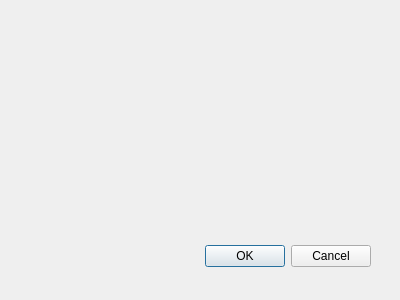
Old version of the form eesa/deleteform.ui in the repository MSaLeHNYM/eesa-tut.
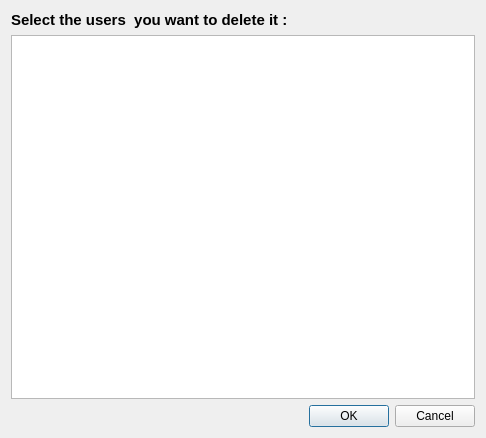
New version of the form.

What changed in the file:
```diff
--- a/eesa/deleteform.ui
+++ b/eesa/deleteform.ui
@@ -6,29 +6,74 @@
    <rect>
     <x>0</x>
     <y>0</y>
-    <width>400</width>
-    <height>300</height>
+    <width>486</width>
+    <height>438</height>
    </rect>
   </property>
   <property name="windowTitle">
    <string>Dialog</string>
   </property>
-  <widget class="QDialogButtonBox" name="buttonBox">
-   <property name="geometry">
-    <rect>
-     <x>30</x>
-     <y>240</y>
-     <width>341</width>
-     <height>32</height>
-    </rect>
-   </property>
-   <property name="orientation">
-    <enum>Qt::Horizontal</enum>
-   </property>
-   <property name="standardButtons">
-    <set>QDialogButtonBox::Cancel|QDialogButtonBox::Ok</set>
-   </property>
-  </widget>
+  <layout class="QVBoxLayout" name="verticalLayout_2">
+   <item>
+    <layout class="QVBoxLayout" name="verticalLayout">
+     <item>
+      <widget class="QLabel" name="label">
+       <property name="font">
+        <font>
+         <pointsize>11</pointsize>
+         <italic>false</italic>
+         <bold>true</bold>
+        </font>
+       </property>
+       <property name="text">
+        <string>Select the users  you want to delete it :</string>
+       </property>
+      </widget>
+     </item>
+     <item>
+      <widget class="QTableWidget" name="delete_tableWidget">
+       <property name="iconSize">
+        <size>
+         <width>0</width>
+         <height>0</height>
+        </size>
+       </property>
+      </widget>
+     </item>
+     <item>
+      <layout class="QHBoxLayout" name="horizontalLayout">
+       <item>
+        <spacer name="horizontalSpacer">
+         <property name="orientation">
+          <enum>Qt::Horizontal</enum>
+         </property>
+         <property name="sizeHint" stdset="0">
+          <size>
+           <width>40</width>
+           <height>20</height>
+          </size>
+         </property>
+        </spacer>
+       </item>
+       <item>
+        <widget class="QPushButton" name="OK_PB">
+         <property name="text">
+          <string>OK</string>
+         </property>
+        </widget>
+       </item>
+       <item>
+        <widget class="QPushButton" name="Cancel_PB">
+         <property name="text">
+          <string>Cancel</string>
+         </property>
+        </widget>
+       </item>
+      </layout>
+     </item>
+    </layout>
+   </item>
+  </layout>
  </widget>
  <resources/>
  <connections>
```
Left out of the diff: 28 changed lines with no effect on the pictures.
